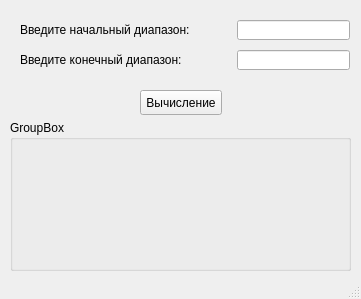
Old version of the form Information.ui in the repository artem24285/IAD.
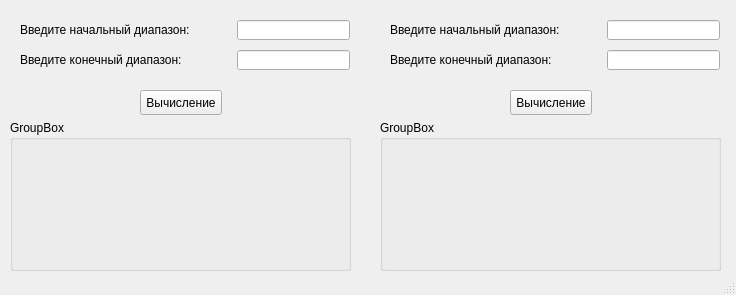
New version of the form.

Commit message: End two creating form, working form

```diff
--- a/Information.ui
+++ b/Information.ui
@@ -6,8 +6,8 @@
    <rect>
     <x>0</x>
     <y>0</y>
-    <width>361</width>
-    <height>299</height>
+    <width>736</width>
+    <height>295</height>
    </rect>
   </property>
   <property name="windowTitle">
@@ -86,6 +86,78 @@
      <string>Введите начальный диапазон:</string>
     </property>
    </widget>
+   <widget class="QLabel" name="label_3">
+    <property name="geometry">
+     <rect>
+      <x>390</x>
+      <y>50</y>
+      <width>181</width>
+      <height>20</height>
+     </rect>
+    </property>
+    <property name="text">
+     <string>Введите конечный диапазон:</string>
+    </property>
+   </widget>
+   <widget class="QPushButton" name="pushButton_2">
+    <property name="geometry">
+     <rect>
+      <x>510</x>
+      <y>90</y>
+      <width>82</width>
+      <height>25</height>
+     </rect>
+    </property>
+    <property name="text">
+     <string>Вычисление</string>
+    </property>
+   </widget>
+   <widget class="QLabel" name="label_4">
+    <property name="geometry">
+     <rect>
+      <x>390</x>
+      <y>20</y>
+      <width>181</width>
+      <height>20</height>
+     </rect>
+    </property>
+    <property name="text">
+     <string>Введите начальный диапазон:</string>
+    </property>
+   </widget>
+   <widget class="QLineEdit" name="lineEdit_3">
+    <property name="geometry">
+     <rect>
+      <x>607</x>
+      <y>20</y>
+      <width>113</width>
+      <height>20</height>
+     </rect>
+    </property>
+   </widget>
+   <widget class="QLineEdit" name="lineEdit_4">
+    <property name="geometry">
+     <rect>
+      <x>607</x>
+      <y>50</y>
+      <width>113</width>
+      <height>20</height>
+     </rect>
+    </property>
+   </widget>
+   <widget class="QGroupBox" name="groupBox_2">
+    <property name="geometry">
+     <rect>
+      <x>380</x>
+      <y>120</y>
+      <width>341</width>
+      <height>151</height>
+     </rect>
+    </property>
+    <property name="title">
+     <string>GroupBox</string>
+    </property>
+   </widget>
   </widget>
   <widget class="QStatusBar" name="statusbar"/>
  </widget>
```
The commit also changes 1 other file.
